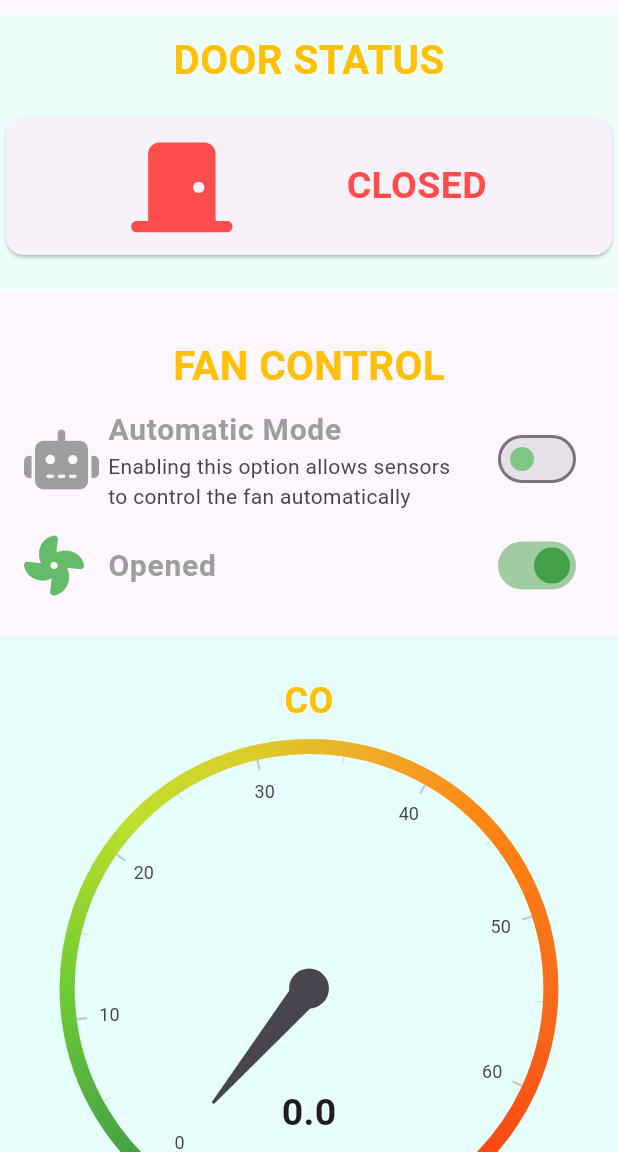
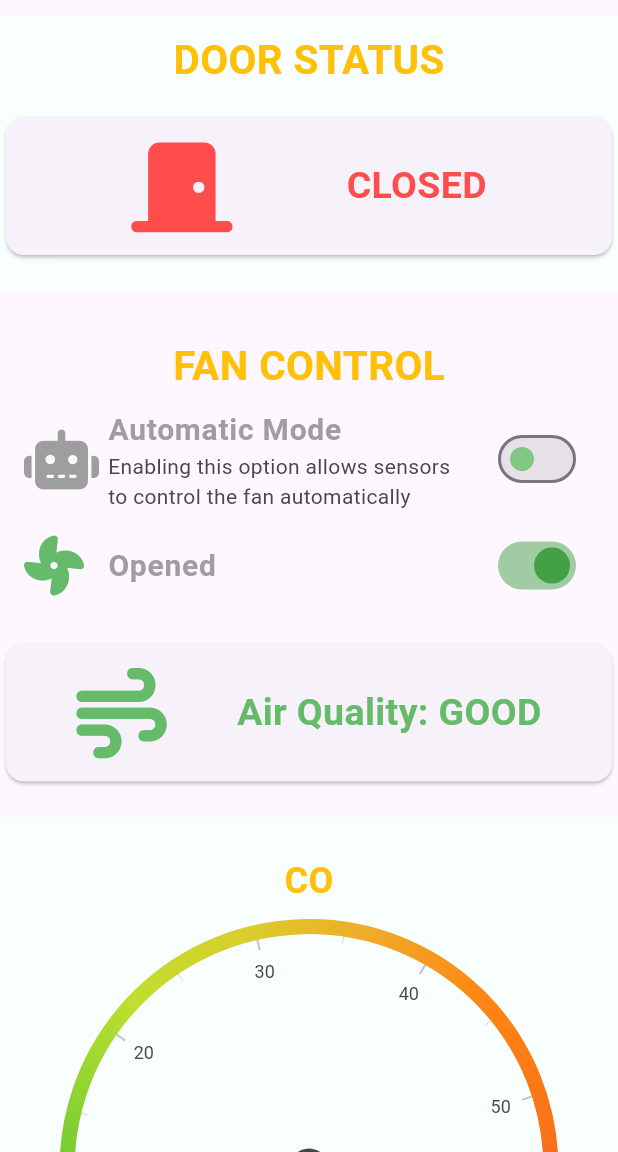
Before and after one commit to MohammadMao/parking_air_quality, a Flutter app: the screen it shows after launch, on a phone screen of 412 x 824 dp, the part 84-1236 px from its top. Run offline on Flutter 3.47's test engine with Material 3 defaults, Android fonts, the light colour scheme and no system bars; drawn by our look-alikes of syncfusion_flutter_gauges; our stand-ins replace font_awesome_flutter; missing offline and left inert: mqtt_client.

Commit message:
air quality card added

```diff
--- a/lib/classes.dart
+++ b/lib/classes.dart
@@ -14,7 +14,7 @@ class SFG extends StatelessWidget {
   @override
   Widget build(BuildContext context) {
     return Container(
-      color: const Color.fromARGB(255, 231, 255, 250),
+      color: const Color.fromARGB(255, 248, 255, 253),
       child: Column(
         children: [
           const SizedBox(height: 25), //مساحة بين العناصر
@@ -109,9 +109,9 @@ class SwitchT extends StatelessWidget {
 }
 
 // Door Status Card
-class StatusCard extends StatelessWidget {
+class DoorStatusCard extends StatelessWidget {
   final bool doorStatus;
-  const StatusCard({super.key, required this.doorStatus});
+  const DoorStatusCard({super.key, required this.doorStatus});
 
   @override
   Widget build(BuildContext context) {
@@ -164,3 +164,60 @@ class StatusCard extends StatelessWidget {
     );
   }
 }
+
+// AirQuality Status Card
+class AirStatusCard extends StatelessWidget {
+  final bool airQuality;
+  const AirStatusCard({super.key, required this.airQuality});
+
+  @override
+  Widget build(BuildContext context) {
+    return Center(
+      child: (!airQuality)
+          ? SizedBox(
+              height: 100,
+              child: Card(
+                child: Row(
+                  mainAxisAlignment: MainAxisAlignment.spaceEvenly,
+                  children: [
+                    Icon(
+                      FontAwesomeIcons.wind,
+                      size: 60,
+                      color: Colors.green[400],
+                    ),
+                    Text(
+                      'Air Quality: GOOD',
+                      style: TextStyle(
+                          color: Colors.green[400],
+                          fontWeight: FontWeight.bold,
+                          fontSize: 25),
+                    ),
+                  ],
+                ),
+              ),
+            )
+          : const SizedBox(
+              height: 100,
+              child: Card(
+                child: Row(
+                  mainAxisAlignment: MainAxisAlignment.spaceEvenly,
+                  children: [
+                    Icon(
+                      FontAwesomeIcons.wind,
+                      size: 60,
+                      color: Color.fromARGB(255, 255, 76, 76),
+                    ),
+                    Text(
+                      'Air Quality: POOR',
+                      style: TextStyle(
+                          color: Color.fromARGB(255, 255, 76, 76),
+                          fontWeight: FontWeight.bold,
+                          fontSize: 25),
+                    ),
+                  ],
+                ),
+              ),
+            ),
+    );
+  }
+}
--- a/lib/main.dart
+++ b/lib/main.dart
@@ -76,6 +76,7 @@ class _MyHomePageState extends State<MyHomePage> {
     bool fanOn = provider.fanval;
     double co = provider.coval;
     double smoke = provider.smokeval;
+    bool airQuality = (co > 35 || smoke > 12);
 
     return Scaffold(
         appBar: appbar(),
@@ -85,7 +86,7 @@ class _MyHomePageState extends State<MyHomePage> {
               Container(
                 // Door Status
                 padding: const EdgeInsets.fromLTRB(0, 10, 0, 20),
-                color: const Color.fromARGB(255, 238, 255, 251),
+                color: const Color.fromARGB(255, 248, 255, 253),
                 child: Column(
                   children: [
                     const Text(
@@ -97,7 +98,7 @@ class _MyHomePageState extends State<MyHomePage> {
                       ),
                     ),
                     const SizedBox(height: 15), //مساحة بين العناصر
-                    StatusCard(doorStatus: doorOpened),
+                    DoorStatusCard(doorStatus: doorOpened),
                   ],
                 ),
               ),
@@ -152,6 +153,10 @@ class _MyHomePageState extends State<MyHomePage> {
               ),
               const SizedBox(height: 20), //مساحة بين العناصر
 
+              // AirQuality Status Card
+              AirStatusCard(airQuality: airQuality),
+              const SizedBox(height: 20), //مساحة بين العناصر
+
               // Gas Meters
               SFG(gas: co, max: 66, name: 'CO'),
               SFG(gas: smoke, max: 33, name: 'SMOKE'),
```
